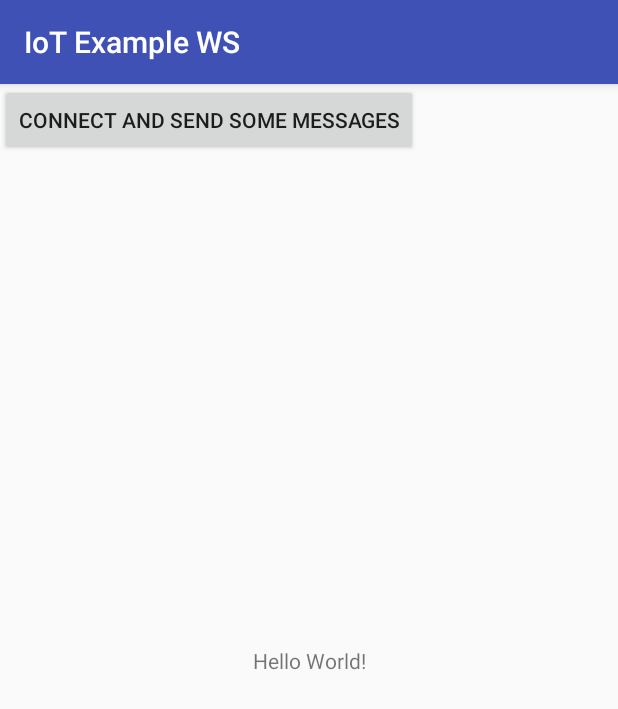
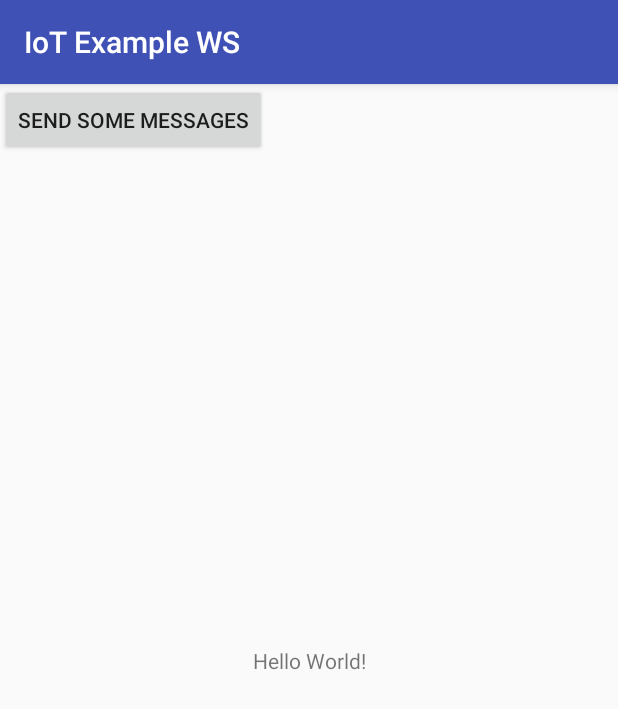
Before and after one commit to langara/KWSocket, an Android app: the ExampleWSActivity screen opened directly, with no data from a screen before it, on a phone screen of 412 x 824 dp. Shown: the top 709 px of the screen. Run offline under Robolectric (Android 15) with nearby library versions, the phone set to English and light mode, and no system bars; our stand-ins replace RxJava; libraries missing offline, so code that uses them is left out: org.java_websocket, org.java_websocket.client, org.java_websocket.handshake; 7 statements that could not run were skipped.

Commit message:
Hide WebSocketClient instances management inside ClientImpl

```diff
--- a/iot-guard-android/mobile/src/main/java/pl/elpassion/iotguard/DI.kt
+++ b/iot-guard-android/mobile/src/main/java/pl/elpassion/iotguard/DI.kt
@@ -22,5 +22,5 @@ object DI {
 
     var provideNewServer: (port: Int) -> Server = { ServerImpl(it) }
 
-    var provideNewClient: (serverURI: String) -> Client = { ClientImpl(it) }
+    var provideNewClient: () -> Client = { ClientImpl() }
 }
--- a/iot-guard-android/mobile/src/main/java/pl/elpassion/iotguard/api/ClientImpl.kt
+++ b/iot-guard-android/mobile/src/main/java/pl/elpassion/iotguard/api/ClientImpl.kt
@@ -7,26 +7,25 @@ import org.java_websocket.handshake.ServerHandshake
 import java.lang.Exception
 import java.net.URI
 
-class ClientImpl(serverURI: URI) : Client {
-
-    constructor(serverURI: String) : this(URI(serverURI))
+class ClientImpl : Client {
 
     private val eventsSubject = PublishSubject.create<Event>()
 
     override val events : Observable<Event> = eventsSubject.hide()
 
-    private val client = object : WebSocketClient(serverURI) {
-        override fun onOpen(handshakedata: ServerHandshake?) = eventsSubject.onNext(Open())
-        override fun onClose(code: Int, reason: String?, remote: Boolean) = eventsSubject.run { onNext(Close(code)); onComplete() }
-        override fun onMessage(message: String) = eventsSubject.onNext(Message(message))
-        override fun onError(exception: Exception) = eventsSubject.onError(exception)
-    }
+    private var client : WebSocketClient? = null
 
     override val connections: List<Socket>
-        get() = client.connection?.let { listOf(SocketImpl(it)) } ?: emptyList()
+        get() = client?.connection?.let { listOf(SocketImpl(it)) } ?: emptyList()
 
-    override fun connect() = client.connect()
+    override fun connect(serverURI: String) { close(); client = WSClient(serverURI).apply { connect() } }
 
-    override fun close() = client.close()
+    override fun close() { client?.closeBlocking(); client = null }
 
+    private inner class WSClient(serverURI: String) : WebSocketClient(URI(serverURI)) {
+        override fun onOpen(handshakedata: ServerHandshake?) = eventsSubject.onNext(Open())
+        override fun onClose(code: Int, reason: String?, remote: Boolean) = eventsSubject.onNext(Close(code))
+        override fun onMessage(message: String) = eventsSubject.onNext(Message(message))
+        override fun onError(exception: Exception) = eventsSubject.onNext(Error(exception))
+    }
 }
--- a/iot-guard-android/mobile/src/main/java/pl/elpassion/iotguard/example/ExampleWSActivity.kt
+++ b/iot-guard-android/mobile/src/main/java/pl/elpassion/iotguard/example/ExampleWSActivity.kt
@@ -9,13 +9,14 @@ import pl.elpassion.iotguard.R
 class ExampleWSActivity : AppCompatActivity() {
 
     private val port = 9999
+    private val uri = "ws://localhost:$port"
 
     private val logger by lazy { DI.provideLogger() }
 
     private val server by lazy { DI.provideNewServer(port) }
 
-    private val client1 by lazy { DI.provideNewClient("ws://localhost:$port") }
-    private val client2 by lazy { DI.provideNewClient("ws://localhost:$port") }
+    private val client1 by lazy { DI.provideNewClient() }
+    private val client2 by lazy { DI.provideNewClient() }
 
     override fun onCreate(savedInstanceState: Bundle?) {
         super.onCreate(savedInstanceState)
@@ -27,11 +28,14 @@ class ExampleWSActivity : AppCompatActivity() {
 
         client1.events.subscribe { logger.log("client1 got event: $it") }
         client2.events.subscribe { logger.log("client2 got event: $it") }
-        connectButton.setOnClickListener {
-            connectButton.isEnabled = false
-            client1.connect()
-            client2.connect()
-            later(300) { client1.send("Hi, it's client1") }
+
+        later(500) {
+            client1.connect(uri)
+            client2.connect(uri)
+        }
+
+        sendButton.setOnClickListener {
+            later(500) { client1.send("Hi, it's client1") }
             later(600) { client2.send("Hi, it's client2") }
             later(700) { server.connections[0].send("Private msg to first client") }
             later(800) { server.connections[1].send("Private msg to second client") }
@@ -39,6 +43,6 @@ class ExampleWSActivity : AppCompatActivity() {
     }
 
     private fun later(delay: Long, block: () -> Unit) {
-        connectButton.postDelayed(block, delay)
+        sendButton.postDelayed(block, delay)
     }
 }
--- a/iot-guard-android/mobile/src/main/res/layout/commander_activity.xml
+++ b/iot-guard-android/mobile/src/main/res/layout/commander_activity.xml
@@ -91,6 +91,7 @@
         android:layout_marginTop="8dp"
         android:ems="10"
         android:hint="Robot address"
+        android:text="ws://10.0.2.2:9909"
         android:inputType="textPersonName"
         app:layout_constraintEnd_toStartOf="@+id/connectButton"
         app:layout_constraintStart_toStartOf="parent"
--- a/iot-guard-android/mobile/src/main/res/layout/example_ws_activity.xml
+++ b/iot-guard-android/mobile/src/main/res/layout/example_ws_activity.xml
@@ -15,10 +15,10 @@
         app:layout_constraintRight_toRightOf="parent"
         app:layout_constraintTop_toTopOf="parent" />
     <Button
-        android:id="@+id/connectButton"
+        android:id="@+id/sendButton"
         android:layout_width="wrap_content"
         android:layout_height="wrap_content"
-        android:text="Connect and send some messages"
+        android:text="Send some messages"
         />
 
 </android.support.constraint.ConstraintLayout>
```
Also changed, not shown: iot-guard-android/mobile/src/main/java/pl/elpassion/iotguard/api/Api.kt (+6 -12 lines), iot-guard-android/mobile/src/main/java/pl/elpassion/iotguard/commander/CommanderImpl.kt (+8 -17 lines), 1 other file.
